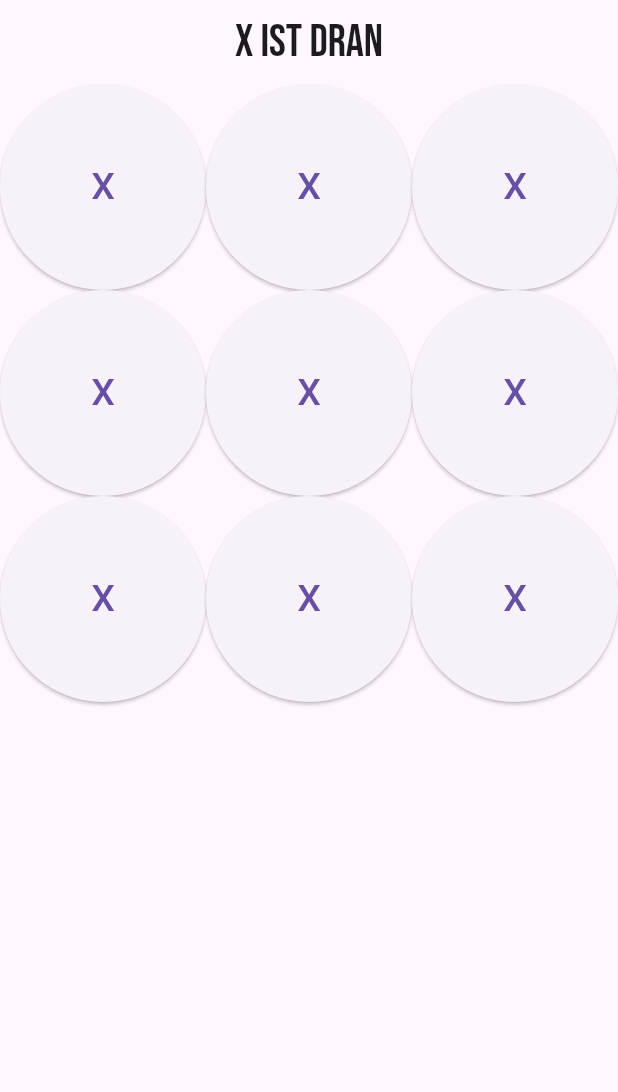
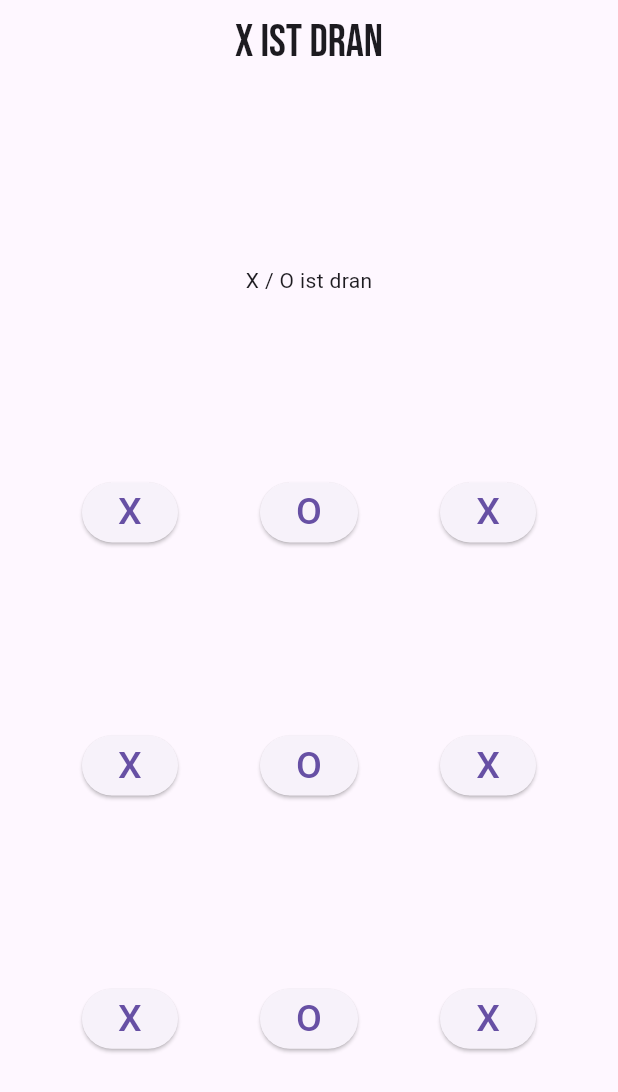
Before and after one commit to ahmad-kalaf/tic-tac-toe-flutter-dart, a Flutter app: the screen it shows after launch, on a phone screen of 412 x 824 dp. Shown: the top 1092 px of the screen. Run offline on Flutter 3.47's test engine with Material 3 defaults, Android fonts, the phone set to English and light mode, and no system bars; our stand-ins replace google_fonts.

Commit message:
UI of gamefield

```diff
--- a/lib/customRow.dart
+++ b/lib/field.dart
@@ -1,7 +1,7 @@
 import 'package:flutter/material.dart';
 
-class kButton extends StatelessWidget {
-  kButton({super.key, required this.text});
+class Field extends StatelessWidget {
+  Field({super.key, required this.text});
 
   String text;
 
@@ -11,7 +11,7 @@ class kButton extends StatelessWidget {
       onPressed: () {},
       child: Text(
         text,
-        style: TextStyle(
+        style: const TextStyle(
           fontSize: 25,
         ),
       ),
--- /dev/null
+++ b/lib/fields_row.dart
@@ -0,0 +1,18 @@
+import 'package:flutter/material.dart';
+import 'package:tic_tac_toe_game/field.dart';
+
+class FieldsRow extends StatelessWidget {
+  const FieldsRow({super.key});
+
+  @override
+  Widget build(BuildContext context) {
+    return Row(
+      mainAxisAlignment: MainAxisAlignment.spaceEvenly,
+      children: [
+        Field(text: "X"),
+        Field(text: "O"),
+        Field(text: "X"),
+      ],
+    );
+  }
+}
--- a/lib/main.dart
+++ b/lib/main.dart
@@ -1,6 +1,6 @@
 import 'package:flutter/material.dart';
 import 'package:google_fonts/google_fonts.dart';
-import 'package:tic_tac_toe_game/customRow.dart';
+import 'package:tic_tac_toe_game/fields_row.dart';
 
 void main() {
   runApp(const TicTacToeGame());
@@ -11,7 +11,7 @@ class TicTacToeGame extends StatelessWidget {
 
   @override
   Widget build(BuildContext context) {
-    return MaterialApp(
+    return const MaterialApp(
       debugShowCheckedModeBanner: false,
       home: MainScreen(),
     );
@@ -38,39 +38,23 @@ class _MainScreenState extends State<MainScreen> {
           currentPlayer,
           style: GoogleFonts.getFont(
             "Bebas Neue",
-            textStyle: TextStyle(
+            textStyle: const TextStyle(
               fontSize: 30,
             ),
           ),
         ),
         centerTitle: true,
       ),
-      body: Container(
-        width: double.infinity,
-        height: double.infinity,
-        child: Column(
-          children: [
-            Expanded(
-              child: GridView(
-                gridDelegate: SliverGridDelegateWithFixedCrossAxisCount(
-                  crossAxisCount: 3,
-                ),
-                shrinkWrap: true,
-                children: [
-                  kButton(text: "X"),
-                  kButton(text: "X"),
-                  kButton(text: "X"),
-                  kButton(text: "X"),
-                  kButton(text: "X"),
-                  kButton(text: "X"),
-                  kButton(text: "X"),
-                  kButton(text: "X"),
-                  kButton(text: "X"),
-                ],
-              ),
-            ),
-          ],
-        ),
+      body: const Column(
+        mainAxisAlignment: MainAxisAlignment.spaceEvenly,
+        children: [
+          // info-text to show whos turn it is
+          Text("X / O ist dran"),
+          // 9 game fileds
+          FieldsRow(),
+          FieldsRow(),
+          FieldsRow(),
+        ],
       ),
     );
   }
```
